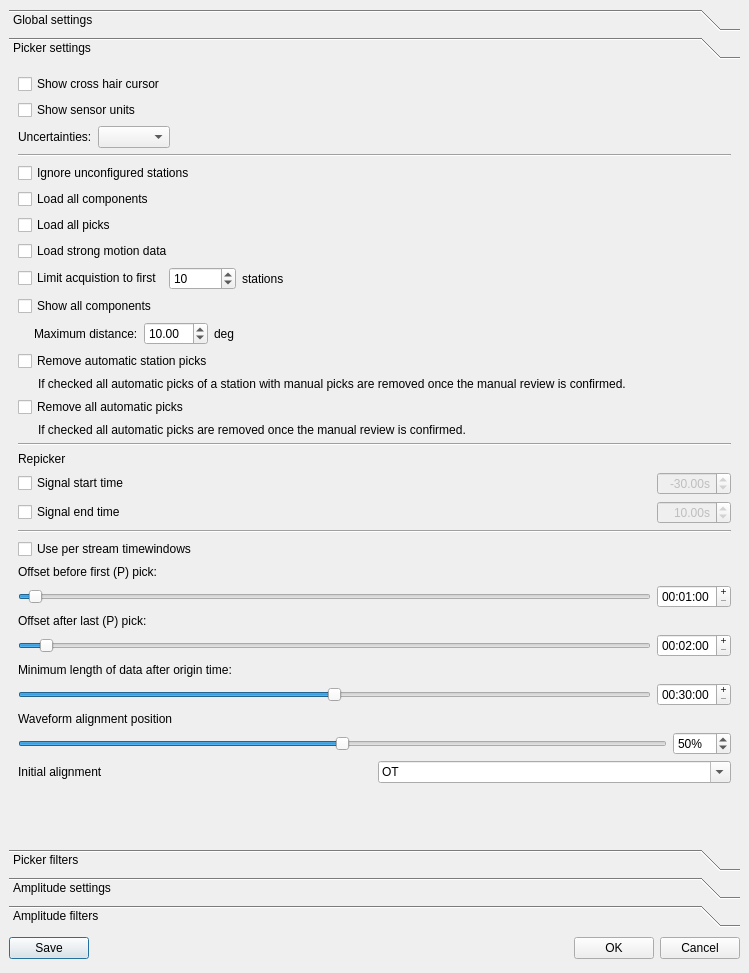
First picture: the form in libs/seiscomp/gui/datamodel/pickersettings.ui, repository SeisComP/common, before the edit.
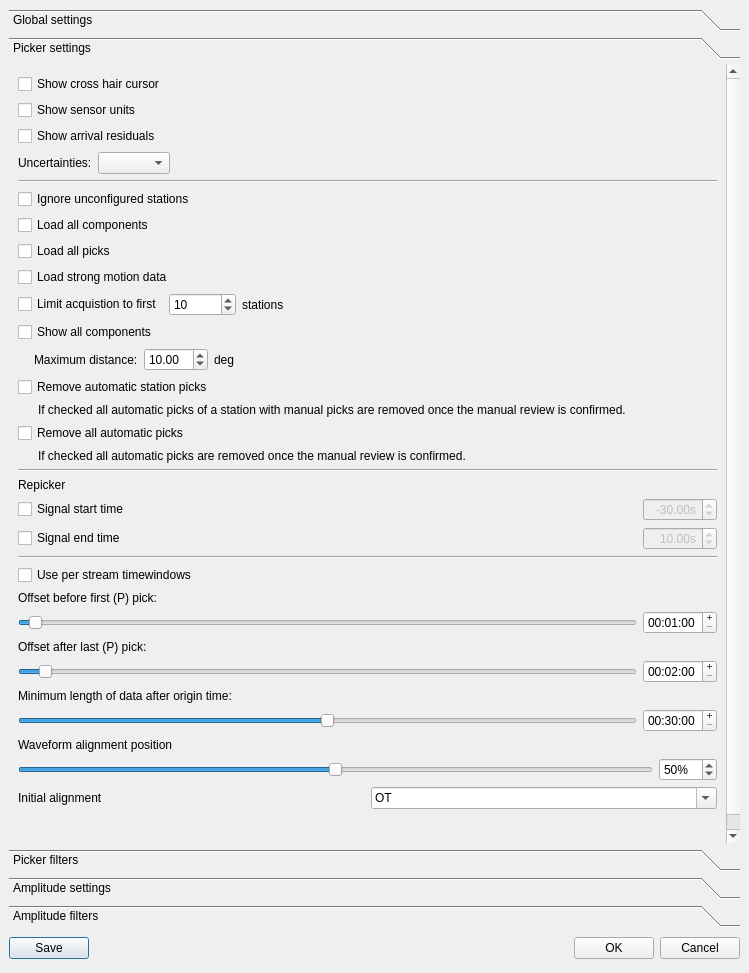
Second picture: the form after the edit. The open tabs and pages were chosen to show the change.

Commit message:
[gui] Add PickerView::Config::showArrivalResiduals (#219)
The display of the arrival residuals in the picker is disabled when the
picker is opened. Add PickerView::Config::showArrivalResiduals to
configure the initial state. The option is available in the picker
settings dialog.

What changed in the file:
```diff
--- a/libs/seiscomp/gui/datamodel/pickersettings.ui
+++ b/libs/seiscomp/gui/datamodel/pickersettings.ui
@@ -338,6 +338,16 @@
          </property>
         </widget>
        </item>
+       <item>
+        <widget class="QCheckBox" name="cbShowArrivalResiduals">
+         <property name="toolTip">
+          <string>Shows the time residuals of the arrivals next to their phase labels when the picker is opened. The display can be toggled with Ctrl+R.</string>
+         </property>
+         <property name="text">
+          <string>Show arrival residuals</string>
+         </property>
+        </widget>
+       </item>
        <item>
         <layout class="QHBoxLayout">
          <property name="spacing">
```
The commit also changes 4 other files.
